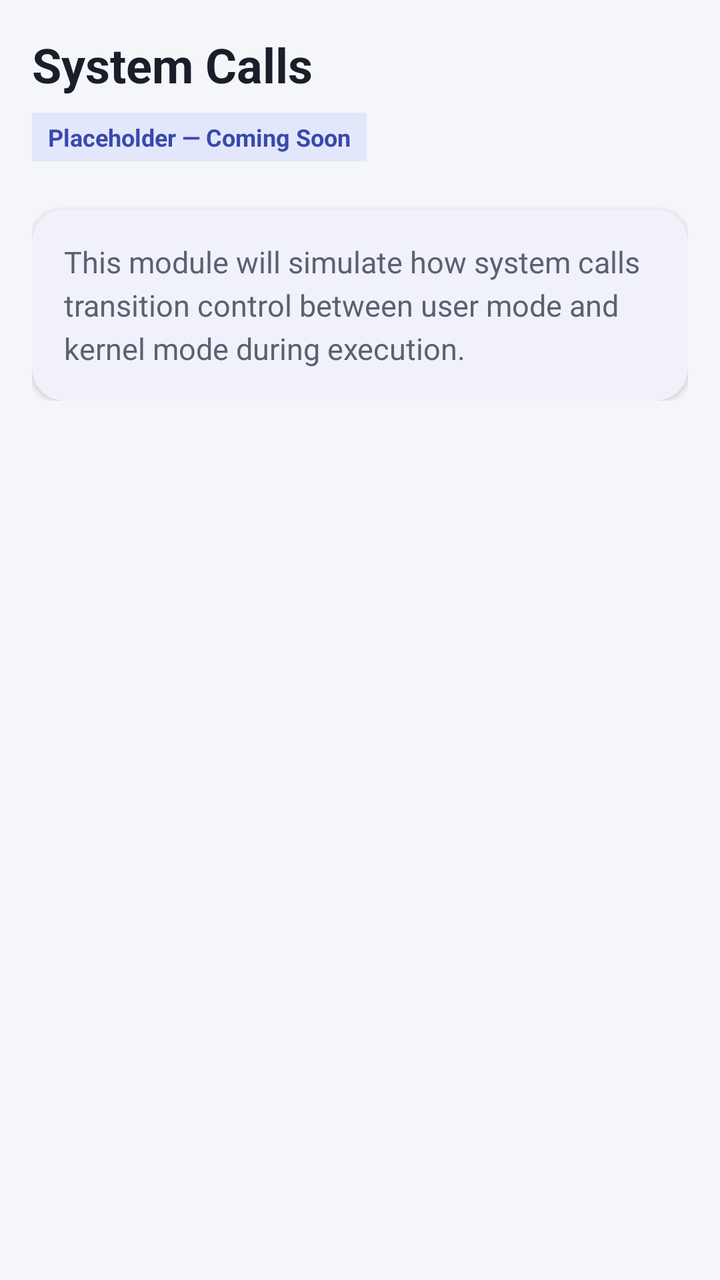
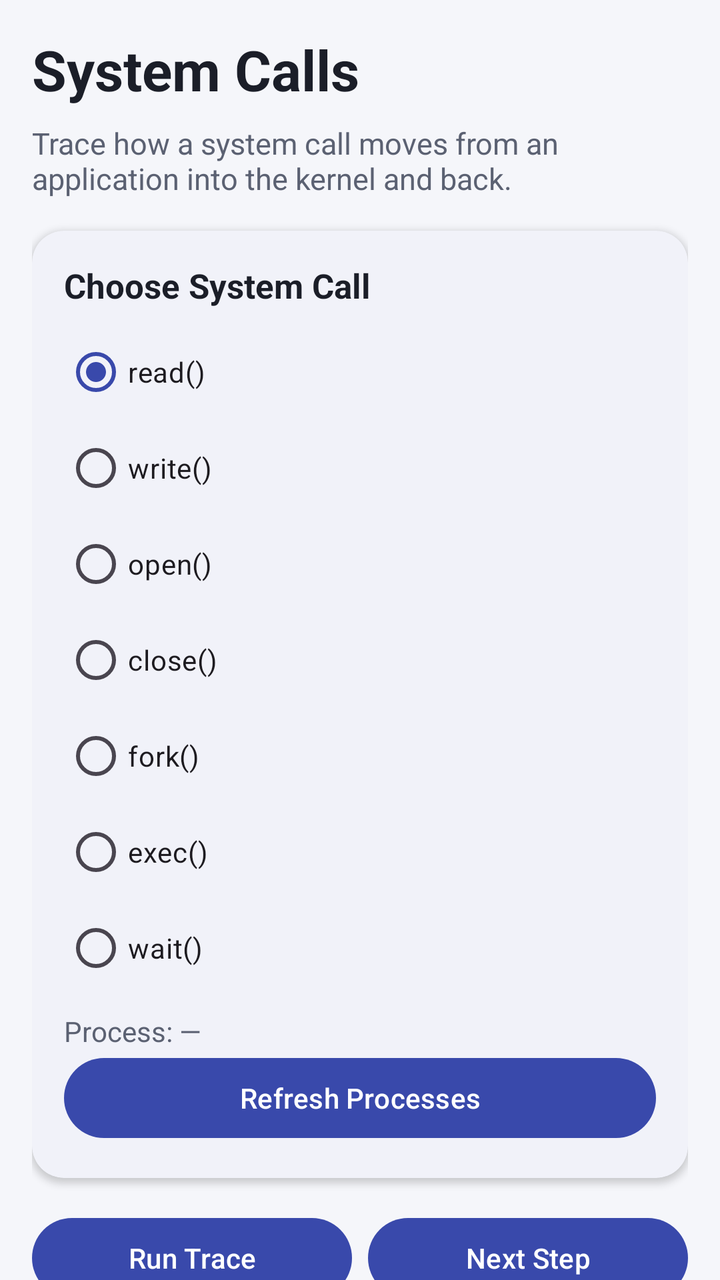

An Android layout rendered at two revisions. The XML below is the earlier revision; the diff shows what the commit changed to produce the second picture.
<!-- AndroidManifest.xml: application theme Theme.MiniKernel -->
<!-- res/layout/fragment_syscall.xml -->
<?xml version="1.0" encoding="utf-8"?>
<ScrollView xmlns:android="http://schemas.android.com/apk/res/android"
    xmlns:app="http://schemas.android.com/apk/res-auto"
    android:layout_width="match_parent"
    android:layout_height="match_parent"
    android:background="?attr/android:colorBackground">

    <LinearLayout
        android:layout_width="match_parent"
        android:layout_height="wrap_content"
        android:orientation="vertical"
        android:padding="@dimen/spacing_md">

        <TextView
            android:layout_width="wrap_content"
            android:layout_height="wrap_content"
            android:text="@string/module_syscall_title"
            android:textColor="?attr/colorOnSurface"
            android:textSize="24sp"
            android:textStyle="bold" />

        <TextView
            android:layout_width="wrap_content"
            android:layout_height="wrap_content"
            android:layout_marginTop="@dimen/spacing_sm"
            android:background="@color/mk_badge_bg"
            android:paddingStart="@dimen/spacing_sm"
            android:paddingEnd="@dimen/spacing_sm"
            android:paddingTop="4dp"
            android:paddingBottom="4dp"
            android:text="@string/status_badge_placeholder"
            android:textColor="@color/mk_badge_text"
            android:textSize="12sp"
            android:textStyle="bold" />

        <com.google.android.material.card.MaterialCardView
            android:layout_width="match_parent"
            android:layout_height="wrap_content"
            android:layout_marginTop="@dimen/spacing_lg"
            app:cardCornerRadius="@dimen/card_corner_radius"
            app:cardElevation="@dimen/card_elevation"
            app:cardBackgroundColor="?attr/colorSurface"
            app:strokeWidth="0dp">

            <TextView
                android:layout_width="match_parent"
                android:layout_height="wrap_content"
                android:padding="@dimen/spacing_md"
                android:text="@string/module_syscall_detail"
                android:textColor="@color/mk_text_secondary"
                android:textSize="15sp"
                android:lineSpacingExtra="4dp" />

        </com.google.android.material.card.MaterialCardView>

    </LinearLayout>

</ScrollView>
<!-- resources referenced by this layout -->
<resources>
  <color name="mk_badge_bg">#E3E7FB</color>
  <color name="mk_badge_text">#3949AB</color>
  <color name="mk_text_secondary">#5B6172</color>
  <dimen name="card_corner_radius">16dp</dimen>
  <dimen name="card_elevation">2dp</dimen>
  <dimen name="spacing_lg">24dp</dimen>
  <dimen name="spacing_md">16dp</dimen>
  <dimen name="spacing_sm">8dp</dimen>
  <string name="module_syscall_detail">This module will simulate how system calls transition control between user mode and kernel mode during execution.</string>
  <string name="module_syscall_title">System Calls</string>
  <string name="status_badge_placeholder">Placeholder — Coming Soon</string>
  <style name="Theme.MiniKernel" parent="Theme.Material3.DayNight.NoActionBar">
          <item name="colorPrimary">@color/mk_primary</item>
          <item name="colorPrimaryVariant">@color/mk_primary_dark</item>
          <item name="colorOnPrimary">@color/mk_on_primary</item>
  
          <item name="colorSecondary">@color/mk_secondary</item>
          <item name="colorOnSecondary">@color/mk_on_primary</item>
  
          <item name="android:colorBackground">@color/mk_background</item>
          <item name="colorSurface">@color/mk_surface</item>
          <item name="colorOnSurface">@color/mk_text_primary</item>
  
          <item name="android:statusBarColor">@color/mk_primary</item>
          <item name="android:windowLightStatusBar" tools:targetApi="m">false</item>
      </style>
  <color name="mk_primary">#3949AB</color>
  <color name="mk_primary_dark">#26308F</color>
  <color name="mk_on_primary">#FFFFFF</color>
  <color name="mk_secondary">#00ACC1</color>
  <color name="mk_background">#F5F6FA</color>
  <color name="mk_surface">#FFFFFF</color>
  <color name="mk_text_primary">#1B1E28</color>
</resources>

<!-- the commit's change to res/layout/fragment_syscall.xml (unified diff, before → after) -->
@@ -1,5 +1,5 @@
 <?xml version="1.0" encoding="utf-8"?>
-<ScrollView xmlns:android="http://schemas.android.com/apk/res/android"
+<androidx.core.widget.NestedScrollView xmlns:android="http://schemas.android.com/apk/res/android"
     xmlns:app="http://schemas.android.com/apk/res-auto"
     android:layout_width="match_parent"
     android:layout_height="match_parent"
@@ -14,45 +14,95 @@
         <TextView
             android:layout_width="wrap_content"
             android:layout_height="wrap_content"
-            android:text="@string/module_syscall_title"
+            android:text="System Calls"
             android:textColor="?attr/colorOnSurface"
-            android:textSize="24sp"
+            android:textSize="28sp"
             android:textStyle="bold" />
 
         <TextView
-            android:layout_width="wrap_content"
+            android:layout_width="match_parent"
             android:layout_height="wrap_content"
             android:layout_marginTop="@dimen/spacing_sm"
-            android:background="@color/mk_badge_bg"
-            android:paddingStart="@dimen/spacing_sm"
-            android:paddingEnd="@dimen/spacing_sm"
-            android:paddingTop="4dp"
-            android:paddingBottom="4dp"
-            android:text="@string/status_badge_placeholder"
-            android:textColor="@color/mk_badge_text"
-            android:textSize="12sp"
-            android:textStyle="bold" />
+            android:text="Trace how a system call moves from an application into the kernel and back."
+            android:textColor="@color/mk_text_secondary"
+            android:textSize="15sp" />
 
         <com.google.android.material.card.MaterialCardView
             android:layout_width="match_parent"
             android:layout_height="wrap_content"
-            android:layout_marginTop="@dimen/spacing_lg"
+            android:layout_marginTop="@dimen/spacing_md"
+            app:cardBackgroundColor="?attr/colorSurface"
             app:cardCornerRadius="@dimen/card_corner_radius"
             app:cardElevation="@dimen/card_elevation"
-            app:cardBackgroundColor="?attr/colorSurface"
             app:strokeWidth="0dp">
-
-            <TextView
+            <LinearLayout
                 android:layout_width="match_parent"
                 android:layout_height="wrap_content"
-                android:padding="@dimen/spacing_md"
-                android:text="@string/module_syscall_detail"
-                android:textColor="@color/mk_text_secondary"
-                android:textSize="15sp"
-                android:lineSpacingExtra="4dp" />
-
+                android:orientation="vertical"
+                android:padding="@dimen/spacing_md">
+                <TextView
+                    android:layout_width="wrap_content"
+                    android:layout_height="wrap_content"
+                    android:text="Choose System Call"
+                    android:textColor="?attr/colorOnSurface"
+                    android:textSize="17sp"
+                    android:textStyle="bold" />
+                <RadioGroup
+                    android:id="@+id/syscall_group"
+                    android:layout_width="match_parent"
+                    android:layout_height="wrap_content"
+                    android:orientation="vertical"
+                    android:layout_marginTop="@dimen/spacing_sm">
+                    <RadioButton android:id="@+id/radio_read" android:layout_width="match_parent" android:layout_height="wrap_content" android:text="read()" android:checked="true" />
+                    <RadioButton android:id="@+id/radio_write" android:layout_width="match_parent" android:layout_height="wrap_content" android:text="write()" />
+                    <RadioButton android:id="@+id/radio_open" android:layout_width="match_parent" android:layout_height="wrap_content" android:text="open()" />
+                    <RadioButton android:id="@+id/radio_close" android:layout_width="match_parent" android:layout_height="wrap_content" android:text="close()" />
+                    <RadioButton android:id="@+id/radio_fork" android:layout_width="match_parent" android:layout_height="wrap_content" android:text="fork()" />
+                    <RadioButton android:id="@+id/radio_exec" android:layout_width="match_parent" android:layout_height="wrap_content" android:text="exec()" />
+                    <RadioButton android:id="@+id/radio_wait" android:layout_width="match_parent" android:layout_height="wrap_content" android:text="wait()" />
+                </RadioGroup>
+                <TextView
+                    android:id="@+id/text_syscall_process"
+                    android:layout_width="match_parent"
+                    android:layout_height="wrap_content"
+                    android:layout_marginTop="@dimen/spacing_sm"
+                    android:text="Process: —"
+                    android:textColor="@color/mk_text_secondary" />
+                <com.google.android.material.button.MaterialButton
+                    android:id="@+id/button_refresh_syscall_processes"
+                    android:layout_width="match_parent"
+                    android:layout_height="wrap_content"
+                    android:text="Refresh Processes"
+                    android:textAllCaps="false" />
+            </LinearLayout>
         </com.google.android.material.card.MaterialCardView>
 
+        <LinearLayout android:layout_width="match_parent" android:layout_height="wrap_content" android:orientation="horizontal" android:layout_marginTop="@dimen/spacing_md">
+            <com.google.android.material.button.MaterialButton android:id="@+id/button_run_syscall" android:layout_width="0dp" android:layout_height="wrap_content" android:layout_weight="1" android:text="Run Trace" android:textAllCaps="false" />
+            <com.google.android.material.button.MaterialButton android:id="@+id/button_next_syscall" android:layout_width="0dp" android:layout_height="wrap_content" android:layout_weight="1" android:layout_marginStart="@dimen/spacing_sm" android:text="Next Step" android:textAllCaps="false" />
+        </LinearLayout>
+        <LinearLayout android:layout_width="match_parent" android:layout_height="wrap_content" android:orientation="horizontal">
+            <com.google.android.material.button.MaterialButton android:id="@+id/button_auto_syscall" android:layout_width="0dp" android:layout_height="wrap_content" android:layout_weight="1" android:text="Auto Play" android:textAllCaps="false" />
+            <com.google.android.material.button.MaterialButton android:id="@+id/button_reset_syscall" android:layout_width="0dp" android:layout_height="wrap_content" android:layout_weight="1" android:layout_marginStart="@dimen/spacing_sm" android:text="Reset" android:textAllCaps="false" />
+        </LinearLayout>
+
+        <TextView android:id="@+id/text_syscall_status" android:layout_width="match_parent" android:layout_height="wrap_content" android:layout_marginTop="@dimen/spacing_sm" android:text="Ready." android:textColor="@color/mk_text_secondary" />
+
+        <com.google.android.material.card.MaterialCardView
+            android:layout_width="match_parent" android:layout_height="wrap_content" android:layout_marginTop="@dimen/spacing_md" app:cardBackgroundColor="?attr/colorSurface" app:cardCornerRadius="@dimen/card_corner_radius" app:cardElevation="@dimen/card_elevation" app:strokeWidth="0dp">
+            <LinearLayout android:layout_width="match_parent" android:layout_height="wrap_content" android:orientation="vertical" android:padding="@dimen/spacing_md">
+                <TextView android:layout_width="wrap_content" android:layout_height="wrap_content" android:text="System Call Flow" android:textColor="?attr/colorOnSurface" android:textSize="17sp" android:textStyle="bold" />
+                <TextView android:layout_width="match_parent" android:layout_height="wrap_content" android:layout_marginTop="@dimen/spacing_sm" android:text="USER MODE  →  TRAP  →  KERNEL  →  RETURN  →  USER MODE" android:textColor="@color/mk_badge_text" android:background="@color/mk_badge_bg" android:padding="@dimen/spacing_sm" android:textSize="12sp" />
+                <TextView android:id="@+id/text_syscall_progress" android:layout_width="wrap_content" android:layout_height="wrap_content" android:layout_marginTop="@dimen/spacing_md" android:text="0 / 0" android:textColor="@color/mk_text_secondary" />
+                <TextView android:id="@+id/text_syscall_step" android:layout_width="wrap_content" android:layout_height="wrap_content" android:layout_marginTop="@dimen/spacing_xs" android:text="Step 0" android:textColor="?attr/colorOnSurface" android:textSize="20sp" android:textStyle="bold" />
+                <TextView android:id="@+id/text_syscall_stage" android:layout_width="wrap_content" android:layout_height="wrap_content" android:layout_marginTop="@dimen/spacing_sm" android:text="READY" android:textColor="@color/mk_badge_text" android:background="@color/mk_badge_bg" android:paddingStart="@dimen/spacing_sm" android:paddingEnd="@dimen/spacing_sm" android:paddingTop="4dp" android:paddingBottom="4dp" android:textStyle="bold" />
+                <TextView android:id="@+id/text_syscall_action" android:layout_width="match_parent" android:layout_height="wrap_content" android:layout_marginTop="@dimen/spacing_md" android:text="Choose a system call and press Run Trace." android:textColor="?attr/colorOnSurface" android:textSize="16sp" android:textStyle="bold" />
+                <TextView android:id="@+id/text_syscall_detail_live" android:layout_width="match_parent" android:layout_height="wrap_content" android:layout_marginTop="@dimen/spacing_sm" android:text="The trace will simulate the transition from user mode to kernel mode and back." android:textColor="@color/mk_text_secondary" android:textSize="14sp" />
+            </LinearLayout>
+        </com.google.android.material.card.MaterialCardView>
+
+        <com.google.android.material.card.MaterialCardView android:layout_width="match_parent" android:layout_height="wrap_content" android:layout_marginTop="@dimen/spacing_md" android:layout_marginBottom="@dimen/spacing_lg" app:cardBackgroundColor="?attr/colorSurface" app:cardCornerRadius="@dimen/card_corner_radius" app:cardElevation="@dimen/card_elevation" app:strokeWidth="0dp">
+            <TextView android:layout_width="match_parent" android:layout_height="wrap_content" android:padding="@dimen/spacing_md" android:text="Educational note: this is a safe simulation. The app does not invoke privileged Linux/Android system calls or modify the real operating system." android:textColor="@color/mk_text_secondary" android:textSize="13sp" />
+        </com.google.android.material.card.MaterialCardView>
     </LinearLayout>
-
-</ScrollView>
+</androidx.core.widget.NestedScrollView>
<!-- resource entries referenced after the edit -->
@@ -8,9 +8,7 @@
   <dimen name="spacing_lg">24dp</dimen>
   <dimen name="spacing_md">16dp</dimen>
   <dimen name="spacing_sm">8dp</dimen>
-  <string name="module_syscall_detail">This module will simulate how system calls transition control between user mode and kernel mode during execution.</string>
-  <string name="module_syscall_title">System Calls</string>
-  <string name="status_badge_placeholder">Placeholder — Coming Soon</string>
+  <dimen name="spacing_xs">4dp</dimen>
   <style name="Theme.MiniKernel" parent="Theme.Material3.DayNight.NoActionBar">
           <item name="colorPrimary">@color/mk_primary</item>
           <item name="colorPrimaryVariant">@color/mk_primary_dark</item>
